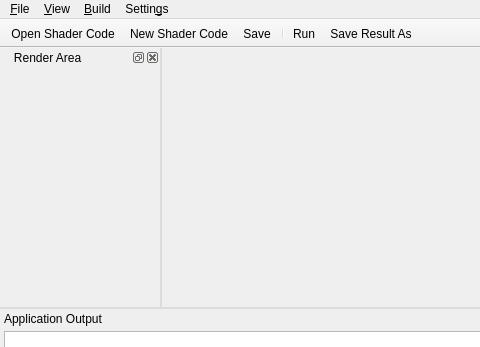
Before: the Qt Designer form trunk/forms/MainWindow.ui in ethiago/shader-labs, drawn with Qt 5; both pictures show x 0 to 480 and y 0 to 347 of the 743 by 526 pixel window.
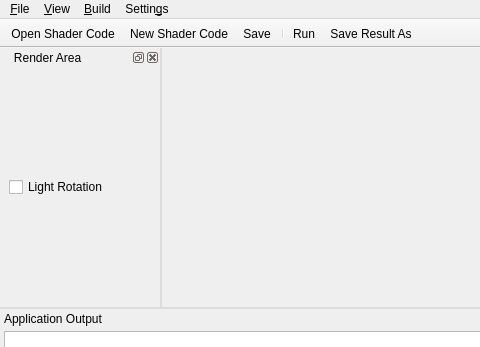
After: the same form once the commit is applied. Icons and pictures are not drawn.

```diff
--- a/trunk/forms/MainWindow.ui
+++ b/trunk/forms/MainWindow.ui
@@ -170,6 +170,13 @@
        <property name="margin">
         <number>9</number>
        </property>
+       <item>
+        <widget class="QCheckBox" name="ckbLightRotation">
+         <property name="text">
+          <string>Light Rotation</string>
+         </property>
+        </widget>
+       </item>
       </layout>
      </item>
     </layout>
```
